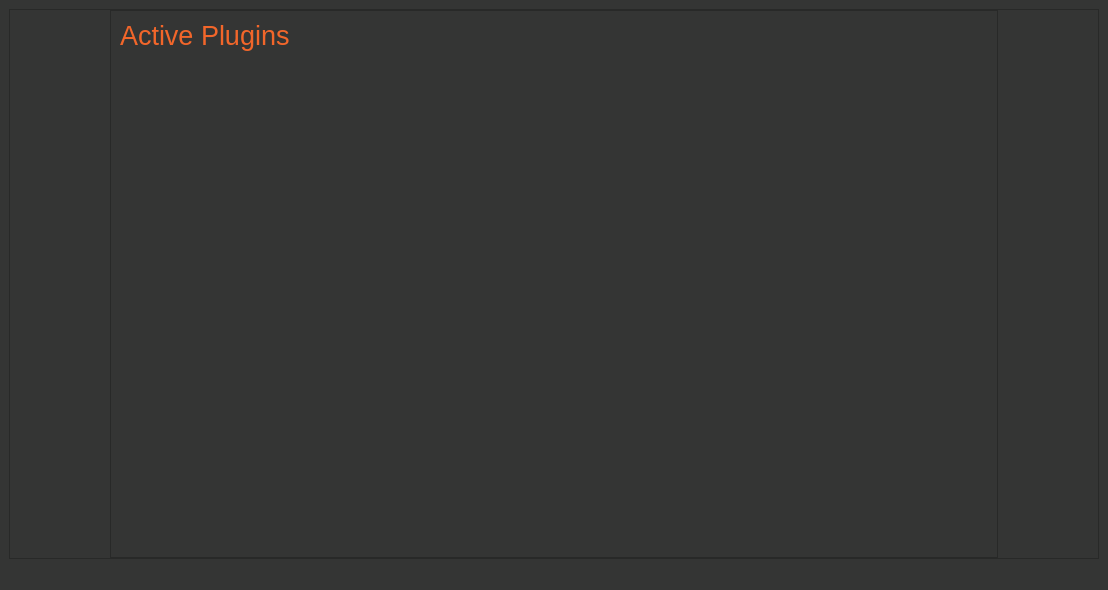
The window that newSimpleAnalyze/screens/ui/Plugins.ui (Smidig-Leo/volatility3) describes before a commit, drawn with Qt 5.
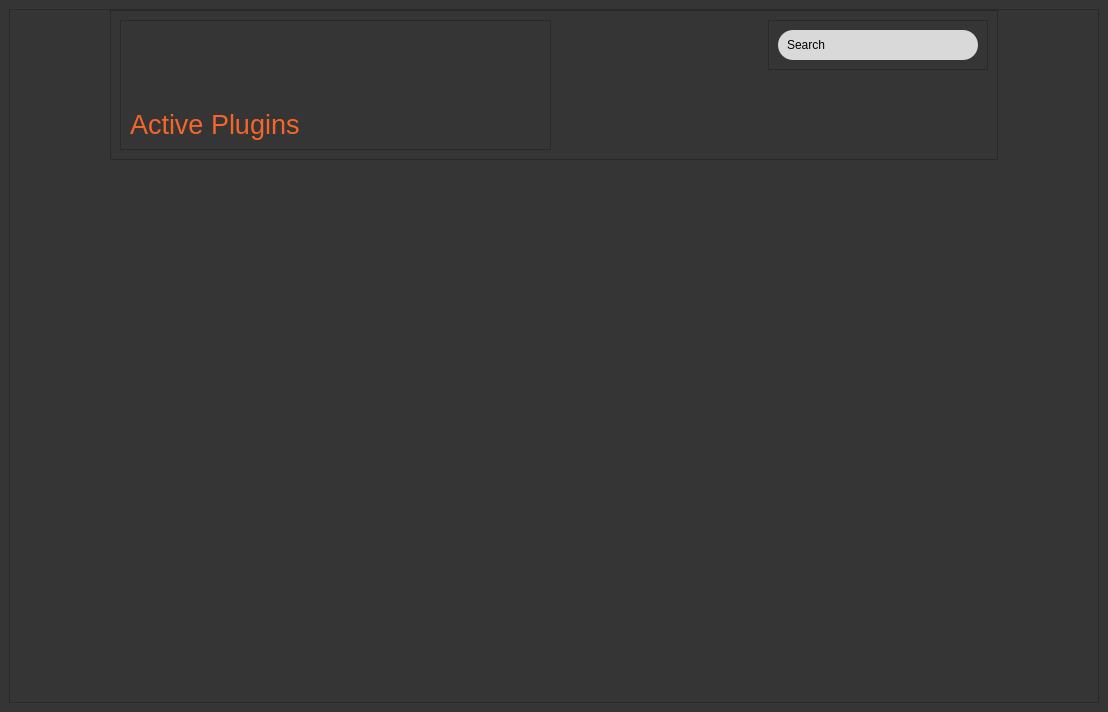
The same window after the commit.

Patch:
```diff
--- a/newSimpleAnalyze/screens/ui/Plugins.ui
+++ b/newSimpleAnalyze/screens/ui/Plugins.ui
@@ -7,7 +7,7 @@
     <x>0</x>
     <y>0</y>
     <width>1108</width>
-    <height>590</height>
+    <height>712</height>
    </rect>
   </property>
   <property name="windowTitle">
@@ -195,15 +195,36 @@
         <number>0</number>
        </property>
        <item>
-        <widget class="QFrame" name="frame_5">
+        <widget class="QFrame" name="frame">
+         <property name="minimumSize">
+          <size>
+           <width>0</width>
+           <height>150</height>
+          </size>
+         </property>
+         <property name="maximumSize">
+          <size>
+           <width>16777215</width>
+           <height>150</height>
+          </size>
+         </property>
          <property name="frameShape">
           <enum>QFrame::StyledPanel</enum>
          </property>
          <property name="frameShadow">
           <enum>QFrame::Raised</enum>
          </property>
-         <layout class="QVBoxLayout" name="verticalLayout_3">
-          <item alignment="Qt::AlignVCenter">
+         <layout class="QHBoxLayout" name="horizontalLayout">
+          <item>
+           <widget class="QFrame" name="frame_3">
+            <property name="frameShape">
+             <enum>QFrame::StyledPanel</enum>
+            </property>
+            <property name="frameShadow">
+             <enum>QFrame::Raised</enum>
+            </property>
+            <layout class="QVBoxLayout" name="verticalLayout_4">
+             <item alignment="Qt::AlignBottom">
            <widget class="QLabel" name="label_2">
             <property name="font">
              <font>
@@ -221,6 +242,71 @@
             </property>
            </widget>
           </item>
+            </layout>
+           </widget>
+          </item>
+          <item alignment="Qt::AlignRight|Qt::AlignTop">
+           <widget class="QFrame" name="frame_2">
+            <property name="frameShape">
+             <enum>QFrame::StyledPanel</enum>
+            </property>
+            <property name="frameShadow">
+             <enum>QFrame::Raised</enum>
+            </property>
+            <layout class="QVBoxLayout" name="verticalLayout_3">
+             <item>
+              <widget class="QFrame" name="framePluginSearch">
+               <property name="sizePolicy">
+                <sizepolicy hsizetype="Fixed" vsizetype="Fixed">
+                 <horstretch>0</horstretch>
+                 <verstretch>0</verstretch>
+                </sizepolicy>
+               </property>
+               <property name="minimumSize">
+                <size>
+                 <width>200</width>
+                 <height>30</height>
+                </size>
+               </property>
+               <property name="maximumSize">
+                <size>
+                 <width>200</width>
+                 <height>30</height>
+                </size>
+               </property>
+               <property name="styleSheet">
+                <string notr="true">QFrame {
+    background-color: #D9D9D9;
+    border-radius: 15px;
+}
+</string>
+               </property>
+               <property name="frameShape">
+                <enum>QFrame::StyledPanel</enum>
+               </property>
+               <property name="frameShadow">
+                <enum>QFrame::Raised</enum>
+               </property>
+               <layout class="QGridLayout" name="gridLayout_6">
+                <property name="leftMargin">
+                 <number>9</number>
+                </property>
+                <item row="0" column="0">
+                 <widget class="QLabel" name="labelPluginSearchText">
+                  <property name="text">
+                   <string>Search</string>
+                  </property>
+                 </widget>
+                </item>
+               </layout>
+              </widget>
+             </item>
+            </layout>
+           </widget>
+          </item>
+         </layout>
+        </widget>
+       </item>
           <item>
            <widget class="QScrollArea" name="pluginScroll">
             <property name="styleSheet">
@@ -236,8 +322,8 @@
               <rect>
                <x>0</x>
                <y>0</y>
-               <width>866</width>
-               <height>490</height>
+            <width>886</width>
+            <height>540</height>
               </rect>
              </property>
             </widget>
@@ -248,10 +334,6 @@
        </item>
       </layout>
      </widget>
-    </item>
-   </layout>
-  </widget>
-  <widget class="QStatusBar" name="statusbar"/>
  </widget>
  <resources/>
  <connections/>
```
Lines whose indentation alone changed are shown as unchanged.
